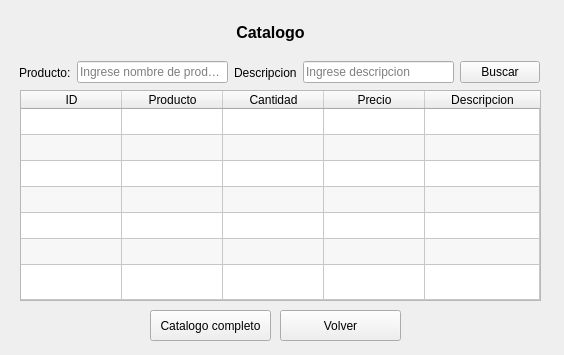
nvargas24/Sistema_medicion_de_rodamientos-SMR, file app_stock_qdesigner/Qt/window_consulta.ui: the form before one commit.
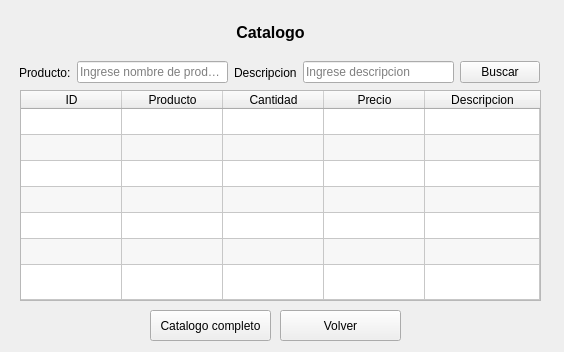
The form after the commit.

```diff
--- a/app_stock_qdesigner/Qt/window_consulta.ui
+++ b/app_stock_qdesigner/Qt/window_consulta.ui
@@ -7,7 +7,7 @@
     <x>0</x>
     <y>0</y>
     <width>564</width>
-    <height>355</height>
+    <height>352</height>
    </rect>
   </property>
   <property name="windowTitle">
```
Left out of the diff: 31 changed lines with no effect on the pictures.
